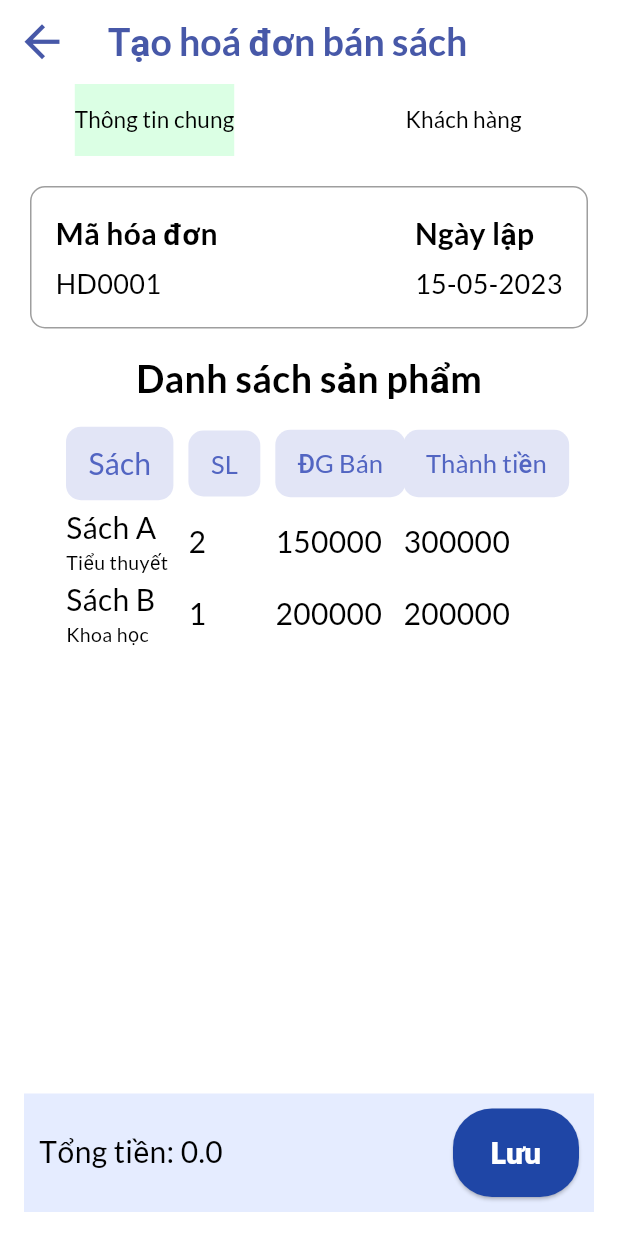
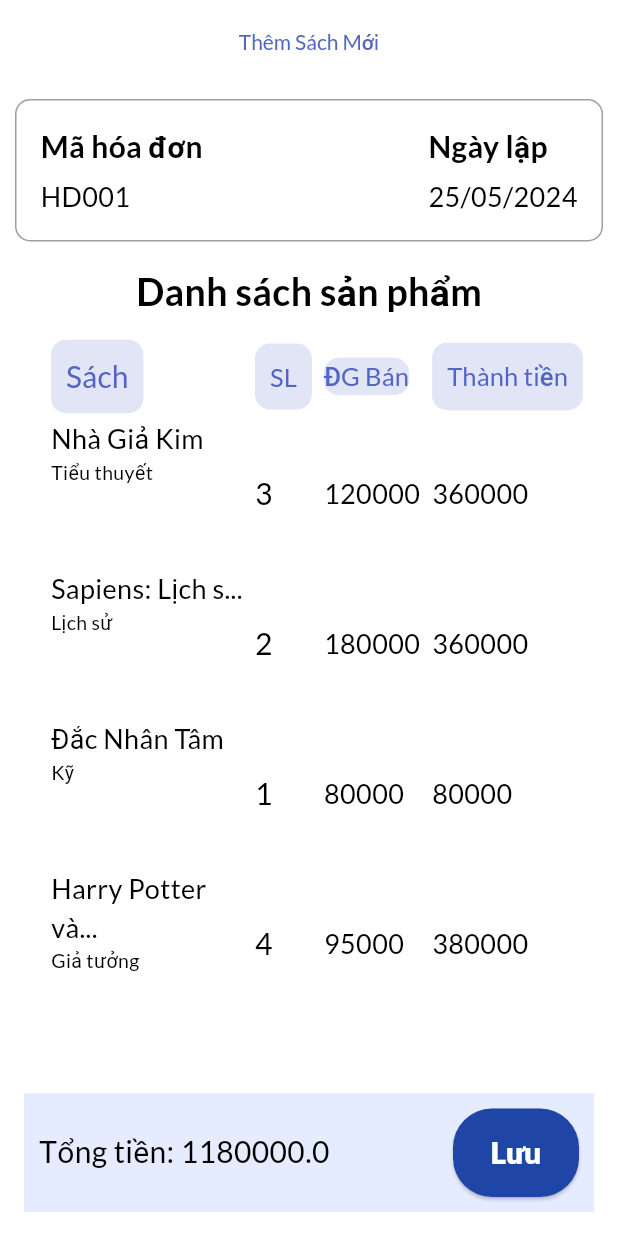
Before and after one commit to Mann202/Bookstore-Mobile-Application, a Flutter app: the screen it shows after launch, on a phone screen of 412 x 824 dp. Run offline on Flutter 3.47's test engine with Material 3 defaults, Android fonts, the light colour scheme and no system bars; our stand-ins replace flutter_riverpod, freezed_annotation, go_router, google_fonts, riverpod_annotation, shared_preferences and 3 more; accounts and stored records are empty.

Commit message:
add new book title

```diff
--- a/lib/core/router/app_router.dart
+++ b/lib/core/router/app_router.dart
@@ -1,6 +1,7 @@
 import "package:go_router/go_router.dart";
 import "package:riverpod_annotation/riverpod_annotation.dart";
 import "package:shelfify/features/book/presentation/view/add_new_book.screen.dart";
+import "package:shelfify/features/book/presentation/view/add_new_book_title.screen.dart";
 import "package:shelfify/features/book/presentation/view/book_detail.screen.dart";
 import "package:shelfify/features/book/presentation/view/book_list.screen.dart";
 import "package:shelfify/features/book/presentation/view/create_receipt.screen.dart";
@@ -25,7 +26,7 @@ GoRouter goRouter(GoRouterRef ref) {
     routes: [
       GoRoute(
         path: "/",
-        builder: (context, state) => HoaDonBanSachScreen(),
+        builder: (context, state) => NewTitleScreen(),
       )
     ],
     errorBuilder: (context, state) => const NotFoundScreen(),
--- /dev/null
+++ b/lib/features/book/presentation/view/add_new_book_title.screen.dart
@@ -0,0 +1,257 @@
+import 'package:flutter/material.dart';
+
+import 'package:shelfify/core/constants/styles/app_text_styles.dart';
+
+class NewTitleScreen extends StatelessWidget {
+  final List<Map<String, dynamic>> sanPham = [
+    {
+      'TenDauSach': 'Nhà Giả Kim',
+      'TenTheLoai': 'Tiểu thuyết',
+      'SoLuong': 3,
+      'DonGiaBan': 120000,
+    },
+    {
+      'TenDauSach': 'Sapiens: Lịch sử loài người',
+      'TenTheLoai': 'Lịch sử',
+      'SoLuong': 2,
+      'DonGiaBan': 180000,
+    },
+    {
+      'TenDauSach': 'Đắc Nhân Tâm',
+      'TenTheLoai': 'Kỹ ',
+      'SoLuong': 1,
+      'DonGiaBan': 80000,
+    },
+    {
+      'TenDauSach': 'Harry Potter và chiếc cốc lửa',
+      'TenTheLoai': 'Giả tưởng',
+      'SoLuong': 4,
+      'DonGiaBan': 95000,
+    },
+  ];
+
+  final List<Map<String, dynamic>> invoice = [
+    {
+      'MaHoaDon': 'HD001',
+      'NgayLap': '25/05/2024',
+    },
+  ];
+
+  @override
+  Widget build(BuildContext context) {
+    return Scaffold(
+      backgroundColor: Colors.white,
+      appBar: AppBar(
+        title: const Text(
+          "Thêm Sách Mới",
+          style: TextStyle(color: Color(0xFF5265C2)),
+        ),
+        centerTitle: true,
+        backgroundColor: Colors.white,
+      ),
+      body: SingleChildScrollView(
+        padding: const EdgeInsets.all(10),
+        child: Column(
+          children: [
+            Container(
+              padding: const EdgeInsets.all(16.0),
+              decoration: BoxDecoration(
+                borderRadius: BorderRadius.circular(10.0),
+                border: Border.all(color: Colors.grey),
+              ),
+              child: Row(
+                mainAxisAlignment: MainAxisAlignment.spaceBetween,
+                children: [
+                  Column(
+                    crossAxisAlignment: CrossAxisAlignment.start,
+                    children: [
+                      const Text(
+                        "Mã hóa đơn",
+                        style: TextStyle(
+                            fontWeight: FontWeight.bold,
+                            color: Colors.black,
+                            fontSize: 20),
+                      ),
+                      const SizedBox(height: 5),
+                      Text(
+                        invoice[0]['MaHoaDon'],
+                        style:
+                            const TextStyle(color: Colors.black, fontSize: 18),
+                      ),
+                    ],
+                  ),
+                  Column(
+                    crossAxisAlignment: CrossAxisAlignment.start,
+                    children: [
+                      const Text(
+                        "Ngày lập",
+                        style: TextStyle(
+                            color: Colors.black,
+                            fontWeight: FontWeight.bold,
+                            fontSize: 20),
+                      ),
+                      const SizedBox(height: 5),
+                      Text(
+                        invoice[0]['NgayLap'],
+                        style:
+                            const TextStyle(color: Colors.black, fontSize: 18),
+                      ),
+                    ],
+                  ),
+                ],
+              ),
+            ),
+            const SizedBox(height: 15),
+            const Text(
+              "Danh sách sản phẩm",
+              style: TextStyle(
+                color: Colors.black,
+                fontFamily: AppTextStyles.fontFamily,
+                fontSize: 25,
+                fontWeight: FontWeight.bold,
+              ),
+            ),
+            const SizedBox(height: 10),
+            DataTable(
+              columnSpacing: 8,
+              dataRowHeight: 100,
+              columns: [
+                DataColumn(
+                  label: Container(
+                    padding: const EdgeInsets.all(10),
+                    decoration: BoxDecoration(
+                      color: const Color(0xFFE2E5F6),
+                      borderRadius: BorderRadius.circular(10.0),
+                    ),
+                    child: const Text(
+                      'Sách',
+                      style: TextStyle(color: Color(0xFF5265C2), fontSize: 20),
+                    ),
+                  ),
+                ),
+                DataColumn(
+                  label: Container(
+                    padding: const EdgeInsets.all(10),
+                    decoration: BoxDecoration(
+                      color: const Color(0xFFE2E5F6),
+                      borderRadius: BorderRadius.circular(10.0),
+                    ),
+                    child: const Text(
+                      'SL',
+                      style: TextStyle(color: Color(0xFF5265C2), fontSize: 17),
+                    ),
+                  ),
+                ),
+                DataColumn(
+                  label: Container(
+                    padding: const EdgeInsets.all(0),
+                    decoration: BoxDecoration(
+                      color: const Color(0xFFE2E5F6),
+                      borderRadius: BorderRadius.circular(10.0),
+                    ),
+                    child: const Text(
+                      'ĐG Bán',
+                      style: TextStyle(color: Color(0xFF5265C2), fontSize: 17),
+                    ),
+                  ),
+                ),
+                DataColumn(
+                  label: Container(
+                    padding: const EdgeInsets.all(10),
+                    decoration: BoxDecoration(
+                      color: const Color(0xFFE2E5F6),
+                      borderRadius: BorderRadius.circular(10.0),
+                    ),
+                    child: const Text(
+                      'Thành tiền',
+                      style: TextStyle(color: Color(0xFF5265C2), fontSize: 17),
+                    ),
+                  ),
+                ),
+              ],
+              rows: sanPham.map((sp) {
+                return DataRow(
+                  cells: [
+                    DataCell(
+                      Column(
+                        crossAxisAlignment: CrossAxisAlignment.start,
+                        children: [
+                          Text(
+                            sp['TenDauSach'].length > 15
+                                ? '${sp['TenDauSach'].substring(0, 15)}...'
+                                : sp['TenDauSach'],
+                            style: const TextStyle(
+                              color: Colors.black,
+                              fontSize: 18,
+                            ),
+                          ),
+                          Text(
+                            sp['TenTheLoai'],
+                            style: const TextStyle(
+                                color: Colors.black, fontSize: 13),
+                          ),
+                        ],
+                      ),
+                    ),
+                    DataCell(Text(
+                      sp['SoLuong'].toString(),
+                      style: const TextStyle(color: Colors.black, fontSize: 20),
+                    )),
+                    DataCell(Text(
+                      sp['DonGiaBan'].toString(),
+                      style: const TextStyle(color: Colors.black, fontSize: 18),
+                    )),
+                    DataCell(Text(
+                      (sp['SoLuong'] * sp['DonGiaBan']).toString(),
+                      style: const TextStyle(color: Colors.black, fontSize: 18),
+                    )),
+                  ],
+                );
+              }).toList(),
+            ),
+          ],
+        ),
+      ),
+
+      bottomNavigationBar: Container(
+          padding: const EdgeInsets.all(16),
+          child: Container(
+            color: const Color(0xFFE5ECFF),
+            padding: const EdgeInsets.all(10.0),
+            child: Row(
+              mainAxisAlignment: MainAxisAlignment.spaceBetween,
+              children: [
+                Text(
+                  'Tổng tiền: ${_tinhTongTien()}',
+                  style: const TextStyle(color: Colors.black, fontSize: 20),
+                ),
+                ElevatedButton(
+                  onPressed: () {
+
+                  },
+                  style: ElevatedButton.styleFrom(
+                    backgroundColor: const Color(0xFF1F46A6),
+                    padding: const EdgeInsets.symmetric(
+                        horizontal: 25, vertical: 25),
+                  ),
+                  child: const Text('Lưu',
+                      style: TextStyle(
+                          color: Colors.white,
+                          fontSize: 20,
+                          fontWeight: FontWeight.w800)),
+                ),
+              ],
+            ),
+          ),
+        ),
+    );
+  }
+
+  double _tinhTongTien() {
+    double tong = 0;
+    for (var sp in sanPham) {
+      tong += sp['SoLuong'] * sp['DonGiaBan'];
+    }
+    return tong;
+  }
+}
```
